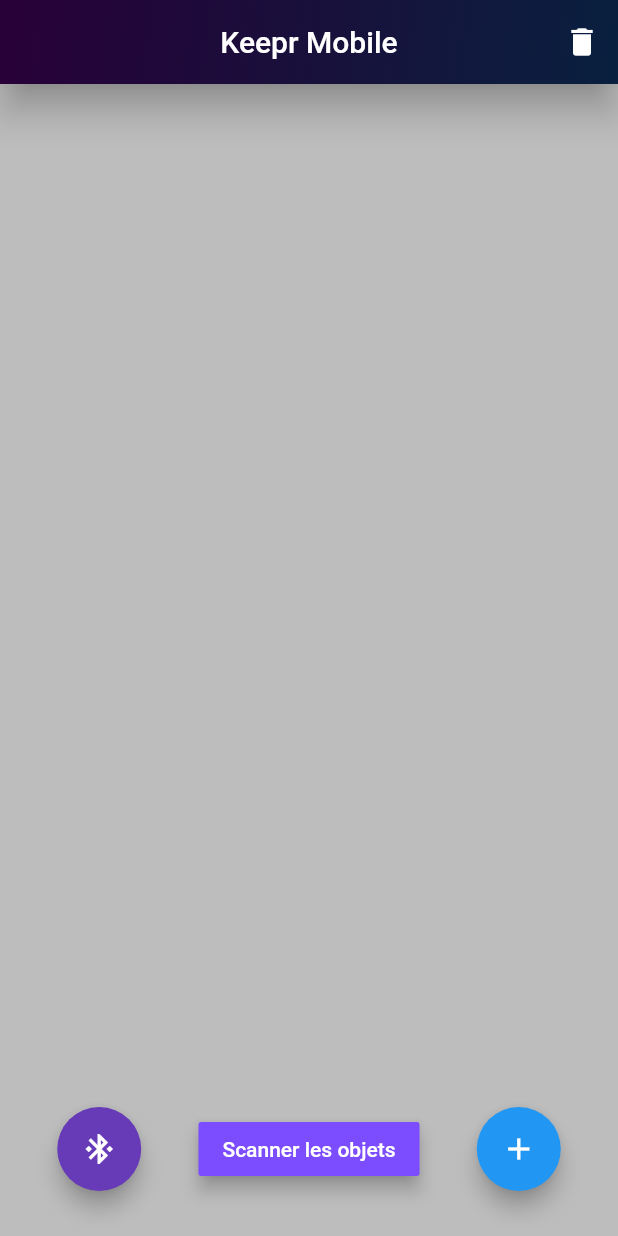
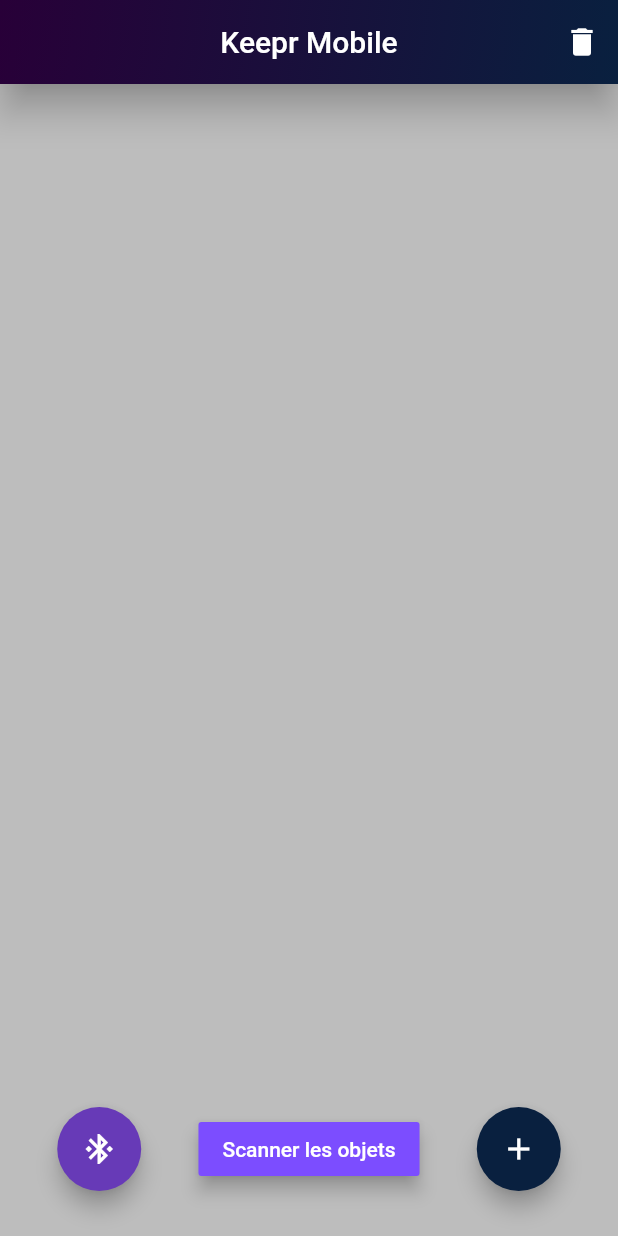
Before and after one commit to sigl-hamilton/keeprFlutter, a Flutter app: the screen it shows after launch, on a phone screen of 412 x 824 dp. Run offline on Flutter 3.47's test engine with Material 2 defaults, Android fonts, the phone set to English and light mode, and no system bars.

```diff
--- a/lib/screens/item_list.dart
+++ b/lib/screens/item_list.dart
@@ -161,7 +161,8 @@ class ItemListState extends State<ItemList> {
                       heroTag: 'fab2',
                       onPressed: _pushAddTodoScreen,
                       tooltip: 'Ajouter un objet',
-                      child: Icon(Icons.add)),
+                      child: Icon(Icons.add),
+                      backgroundColor: Color(0xff09203f)),
                 ])),
         floatingActionButtonLocation:
             FloatingActionButtonLocation.centerDocked);
```
Also changed, not shown: 2 other files.
